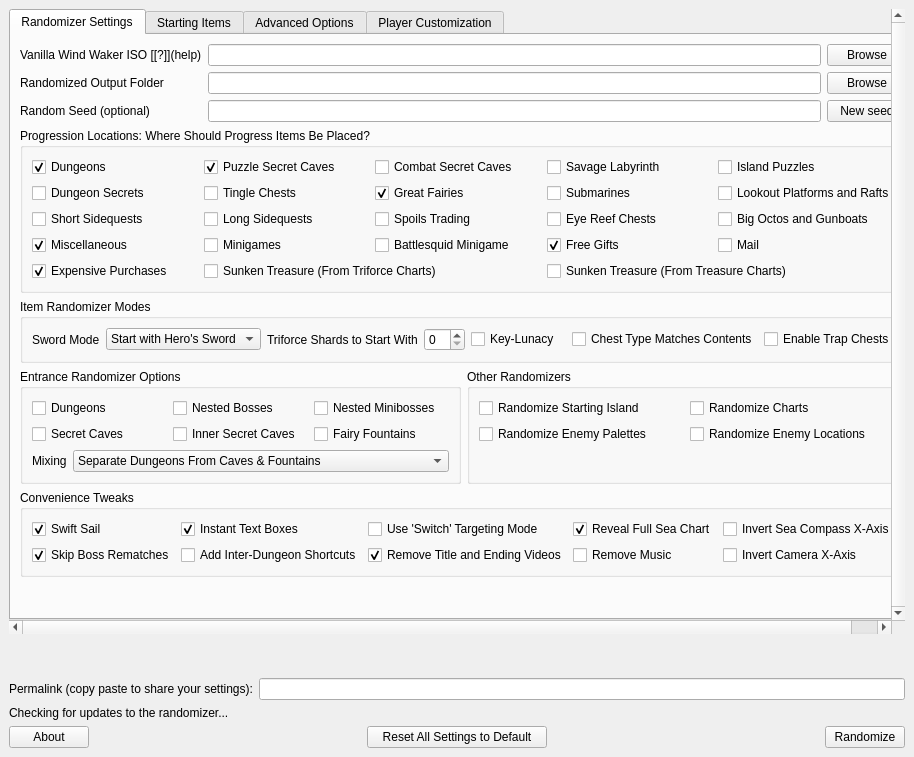
The window that wwr_ui/randomizer_window.ui (tanjo3/wwrando) describes before a commit, drawn with Qt 5.
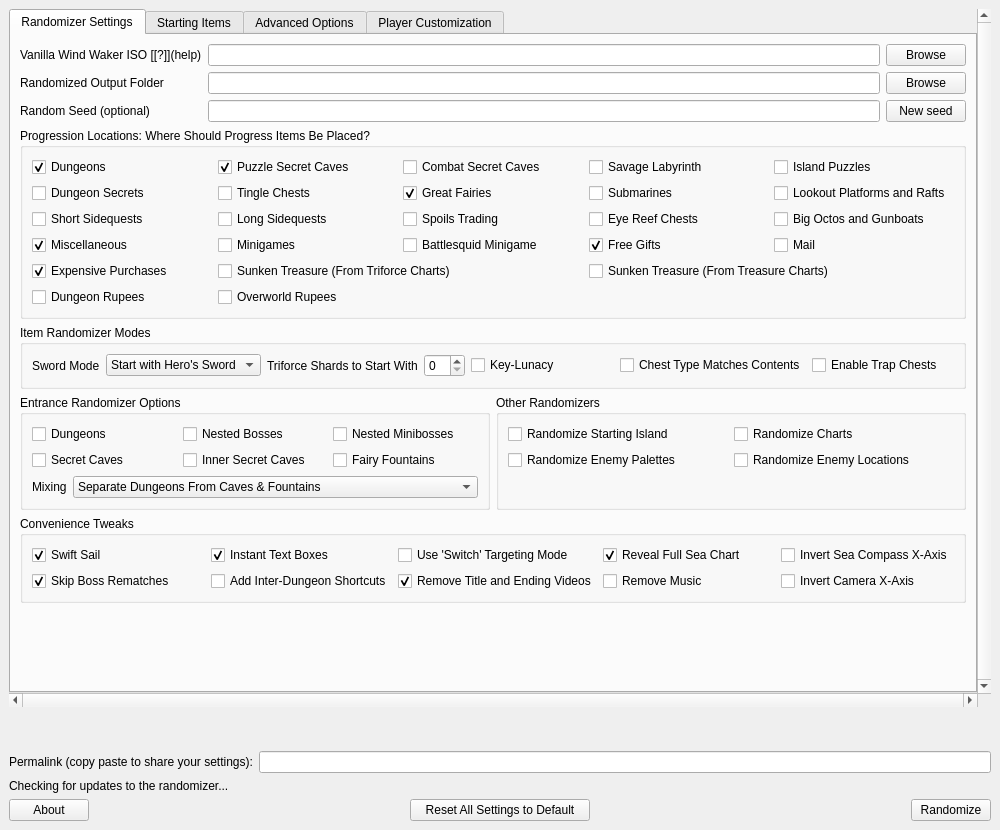
The same window after the commit. Custom widgets are drawn as their Qt base class.

Commit message: Expose options for rupeesanity in the UI

```diff
--- a/wwr_ui/randomizer_window.ui
+++ b/wwr_ui/randomizer_window.ui
@@ -6,8 +6,8 @@
    <rect>
     <x>0</x>
     <y>0</y>
-    <width>914</width>
-    <height>757</height>
+    <width>1000</width>
+    <height>830</height>
    </rect>
   </property>
   <property name="windowTitle">
@@ -316,6 +316,20 @@
                  </property>
                 </widget>
                </item>
+              <item row="7" column="0">
+                <widget class="QCheckBox" name="progression_rupee_dungeon">
+                 <property name="text">
+                  <string>Dungeon Rupees</string>
+                 </property>
+                </widget>
+               </item>
+               <item row="7" column="1">
+                <widget class="QCheckBox" name="progression_rupee_overworld">
+                 <property name="text">
+                  <string>Overworld Rupees</string>
+                 </property>
+                </widget>
+               </item>
               </layout>
              </widget>
             </item>
```
Left out of the diff: 2 changed lines with no effect on the pictures. The commit also changes 1 other file.
